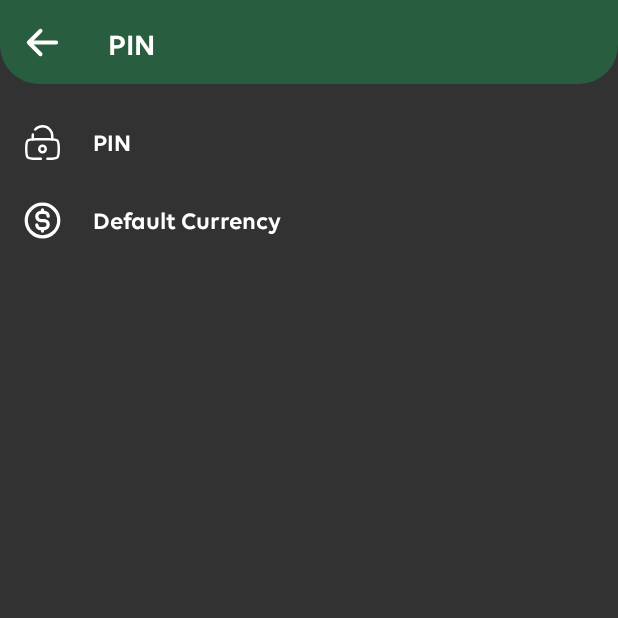
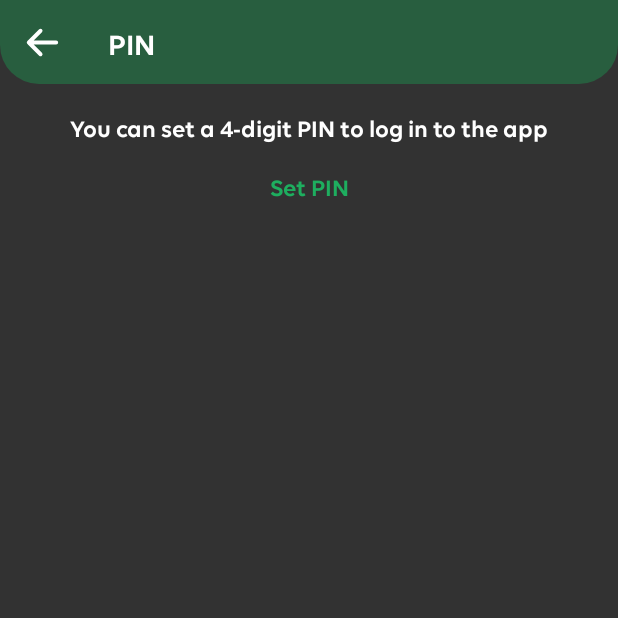
Before and after one commit to gaurav822/Budget-Planner, an Android app built with Jetpack Compose: the AppPinActivity screen opened directly, with no data from a screen before it, on a phone screen of 412 x 824 dp, the top half of it. Run offline under Robolectric (Android 15) with nearby library versions, the phone set to English and light mode, and no system bars; our stand-ins replace sdp/ssp sizes.

Commit message:
work in progress

```diff
--- a/app/src/main/java/com/gaurav/budgetplanner/Utils/Utils.kt
+++ b/app/src/main/java/com/gaurav/budgetplanner/Utils/Utils.kt
@@ -87,7 +87,7 @@ class Utils {
 
         fun getCurrentDateTime(): String {
             val now: LocalDateTime = LocalDateTime.now()
-            val formatter: DateTimeFormatter = DateTimeFormatter.ofPattern("yyyy-MM-dd HH:mm:ss")
+            val formatter: DateTimeFormatter = DateTimeFormatter.ofPattern("MMM dd, yyyy")
             return now.format(formatter)
         }
 
--- a/app/src/main/java/com/gaurav/budgetplanner/features/settings/activities/AppPinActivity.kt
+++ b/app/src/main/java/com/gaurav/budgetplanner/features/settings/activities/AppPinActivity.kt
@@ -16,6 +16,7 @@ class AppPinActivity : AppCompatActivity() {
         _binding = ActivityAppPinBinding.inflate(layoutInflater)
         setContentView(binding.root)
         init()
+        clickEvents()
     }
 
     private fun init(){
@@ -26,4 +27,10 @@ class AppPinActivity : AppCompatActivity() {
             toolbarTitle.textSize = 20f
         }
     }
+
+    private fun clickEvents(){
+        binding.tvSetPin.setOnClickListener {
+
+        }
+    }
 }
--- a/app/src/main/res/layout/activity_app_pin.xml
+++ b/app/src/main/res/layout/activity_app_pin.xml
@@ -11,66 +11,27 @@
         android:id="@+id/toolbar"
         layout="@layout/generic_toolbar" />
 
-    <androidx.constraintlayout.widget.ConstraintLayout
-        android:id="@+id/cl_pin"
+    <TextView
+        android:id="@+id/tv_you_can"
+        android:layout_marginTop="@dimen/_16sdp"
+        style="@style/BudgetPlanStyle.ButtonWhite16"
         app:layout_constraintTop_toBottomOf="@id/toolbar"
         app:layout_constraintStart_toStartOf="parent"
-        android:layout_width="match_parent"
+        app:layout_constraintEnd_toEndOf="parent"
+        android:layout_width="wrap_content"
         android:layout_height="wrap_content"
-        android:layout_marginLeft="@dimen/_12sdp"
-        android:layout_marginTop="@dimen/_20sdp">
+        android:text="@string/you_can_set_pin"/>
 
-        <ImageView
-            app:layout_constraintTop_toTopOf="parent"
-            app:layout_constraintStart_toStartOf="parent"
-            android:src="@drawable/img_lock"
-            android:layout_width="@dimen/_20sdp"
-            android:layout_height="@dimen/_20sdp"
-            android:id="@+id/pinIcon" />
-
-        <TextView
-            android:layout_marginLeft="@dimen/_16sdp"
-            android:textColor="@color/white"
-            style="@style/BudgetPlanStyle.VolteSemiBold16"
-            android:text="@string/pin"
-            android:layout_width="wrap_content"
-            android:layout_height="wrap_content"
-            app:layout_constraintLeft_toRightOf="@id/pinIcon"
-            app:layout_constraintTop_toTopOf="@id/pinIcon"
-            app:layout_constraintBottom_toBottomOf="@id/pinIcon"/>
-
-    </androidx.constraintlayout.widget.ConstraintLayout>
-
-    <androidx.constraintlayout.widget.ConstraintLayout
-        android:id="@+id/cl_default_currency"
-        android:layout_width="match_parent"
+    <TextView
+        android:id="@+id/tv_set_pin"
+        android:layout_marginTop="@dimen/_16sdp"
+        style="@style/BudgetPlanStyle.GreenSemibold16"
+        app:layout_constraintStart_toStartOf="parent"
+        app:layout_constraintEnd_toEndOf="parent"
+        app:layout_constraintTop_toBottomOf="@id/tv_you_can"
+        android:layout_width="wrap_content"
         android:layout_height="wrap_content"
-        app:layout_constraintTop_toBottomOf="@id/cl_pin"
-        android:layout_marginTop="@dimen/_20sdp"
-        app:layout_constraintStart_toStartOf="@id/cl_pin"
-        android:layout_marginLeft="@dimen/_12sdp">
-
-        <ImageView
-            app:layout_constraintTop_toTopOf="parent"
-            app:layout_constraintStart_toStartOf="parent"
-            android:src="@drawable/icon_currency"
-            android:layout_width="@dimen/_20sdp"
-            android:layout_height="@dimen/_20sdp"
-            android:id="@+id/currencyIcon" />
-
-        <TextView
-            android:layout_marginLeft="@dimen/_16sdp"
-            android:textColor="@color/white"
-            style="@style/BudgetPlanStyle.VolteSemiBold16"
-            android:text="@string/default_currency"
-            android:layout_width="wrap_content"
-            android:layout_height="wrap_content"
-            app:layout_constraintLeft_toRightOf="@id/currencyIcon"
-            app:layout_constraintTop_toTopOf="@id/currencyIcon"
-            app:layout_constraintBottom_toBottomOf="@id/currencyIcon"/>
-
-
-    </androidx.constraintlayout.widget.ConstraintLayout>
+        android:text="@string/set_pin"/>
 
 
 </androidx.constraintlayout.widget.ConstraintLayout>
--- a/app/src/main/res/values/strings.xml
+++ b/app/src/main/res/values/strings.xml
@@ -39,4 +39,6 @@
     <string name="export_data_as">Export data as:</string>
     <string name="export">EXPORT</string>
     <string name="PIN">PIN</string>
+    <string name="you_can_set_pin">You can set a 4-digit PIN to log in to the app</string>
+    <string name="set_pin">Set PIN</string>
 </resources>
```
Also changed, not shown: app/src/main/java/com/gaurav/budgetplanner/features/converter/presentation/activities/CurrencyConvertActivity.kt (+0 -8 lines), app/src/main/res/layout/activity_currency_convert.xml (+24 -23 lines).
